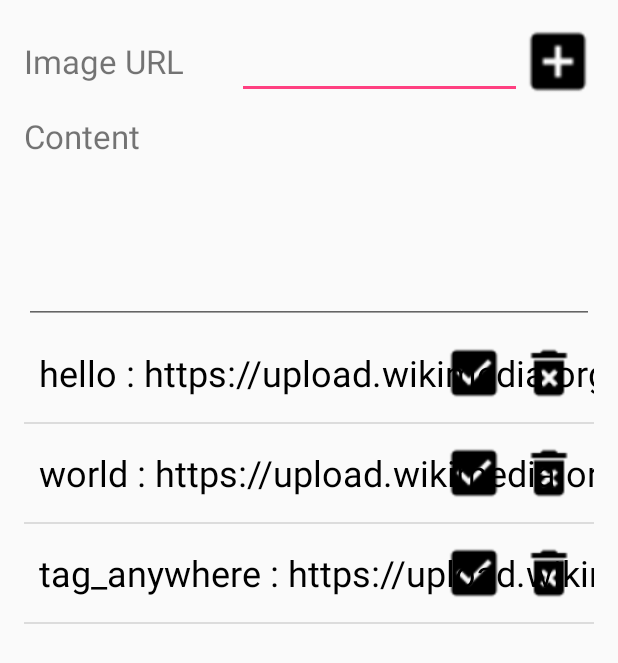
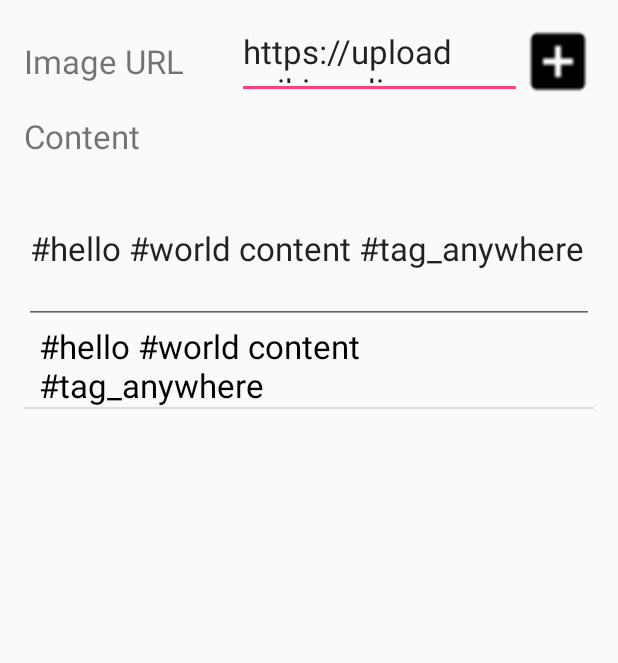
Before and after one commit to hayoungc/CS543_PubSubImage, an Android app: the PubActivity screen opened directly, with no data from a screen before it, after a tap on an icon or button, on a phone screen of 412 x 824 dp. Shown: the top 663 px of the screen. Run offline under Robolectric (Android 15) with nearby library versions, the phone set to English and light mode, and no system bars; libraries missing offline, so code that uses them is left out: org.eclipse.paho; 5 statements that could not run were skipped.

Commit message:
1) able to manage Subscription (activation, delete) 2) supporting long text in listview item 3) neat view of published contents

```diff
--- a/app/src/main/java/com/example/jaewonkim/pubsubimage/ListViewAdapter.java
+++ b/app/src/main/java/com/example/jaewonkim/pubsubimage/ListViewAdapter.java
@@ -12,6 +12,11 @@ import android.widget.Button;
 import android.widget.ImageView;
 import android.widget.TextView;
 
+import org.eclipse.paho.android.service.MqttAndroidClient;
+import org.eclipse.paho.client.mqttv3.IMqttActionListener;
+import org.eclipse.paho.client.mqttv3.IMqttToken;
+import org.eclipse.paho.client.mqttv3.MqttException;
+
 import java.util.ArrayList;
 
 /**
@@ -21,6 +26,20 @@ public class ListViewAdapter  extends BaseAdapter {
 
     private ArrayList<ListViewItem> listViewItemList = new ArrayList<ListViewItem>();
     private static final long serialVersionUID = 1L;
+
+    private int viewType = 0;
+
+    public static final int LISTVIEW_TYPE_SUBSCRIBE = 0;
+    public static final int LISTVIEW_TYPE_PUBLISH = 1;
+
+    public ListViewAdapter() {
+        this(LISTVIEW_TYPE_SUBSCRIBE);
+    }
+
+    public ListViewAdapter(int listviewType) {
+        viewType = listviewType;
+    }
+
 
     @Override
     public int getCount() {
@@ -49,15 +68,20 @@ public class ListViewAdapter  extends BaseAdapter {
 
         final TextView titleTextView = (TextView) convertView.findViewById(R.id.TopicName) ;
         final Button TopicActivation = (Button) convertView.findViewById(R.id.TopicActivation);
-        Button TopicUnsubsc = (Button) convertView.findViewById(R.id.TopicUnsubsc);
+        final Button TopicUnsubsc = (Button) convertView.findViewById(R.id.TopicUnsubsc);
 
         // Data Set(listViewItemList)에서 position에 위치한 데이터 참조 획득
         final ListViewItem listViewItem = listViewItemList.get(position);
-        titleTextView.setSingleLine(true);
+        //titleTextView.setSingleLine(true);
 
         // 아이템 내 각 위젯에 데이터 반영
         titleTextView.setText(listViewItem.getTopicName());
-        if(listViewItem.isTopicActivation())
+
+        if (viewType == LISTVIEW_TYPE_PUBLISH) {
+            TopicActivation.setVisibility(View.INVISIBLE);
+            TopicUnsubsc.setVisibility(View.INVISIBLE);
+        } else {
+            if (listViewItem.isTopicActivation())
                 TopicActivation.setBackgroundResource(R.drawable.subsc_state);
             else
                 TopicActivation.setBackgroundResource(R.drawable.unsubsc_state);
@@ -65,14 +89,15 @@ public class ListViewAdapter  extends BaseAdapter {
             TopicActivation.setOnClickListener(new Button.OnClickListener() {
                 @Override
                 public void onClick(View v) {
-                if(listViewItem.isTopicActivation()) {
+                    if (listViewItem.isTopicActivation()) {
                         listViewItem.setTopicActivation(false);
+                        deactivateSubscription(listViewItem.getTopicName());
                         titleTextView.setPaintFlags(titleTextView.getPaintFlags() | Paint.STRIKE_THRU_TEXT_FLAG);
                         titleTextView.setTextColor(Color.GRAY);
                         TopicActivation.setBackgroundResource(R.drawable.unsubsc_state);
-                }
-                else {
+                    } else {
                         listViewItem.setTopicActivation(true);
+                        activateSubscription(listViewItem.getTopicName());
                         titleTextView.setPaintFlags(titleTextView.getPaintFlags() ^ Paint.STRIKE_THRU_TEXT_FLAG);
                         titleTextView.setTextColor(Color.BLACK);
                         TopicActivation.setBackgroundResource(R.drawable.subsc_state);
@@ -83,10 +108,12 @@ public class ListViewAdapter  extends BaseAdapter {
             TopicUnsubsc.setOnClickListener(new Button.OnClickListener() {
                 @Override
                 public void onClick(View v) {
+                    deactivateSubscription(listViewItem.getTopicName());
                     listViewItemList.remove(pos);
                     notifyDataSetChanged();
                 }
             });
+        }
 
         return convertView;
     }
@@ -99,6 +126,46 @@ public class ListViewAdapter  extends BaseAdapter {
         listViewItemList.add(item);
     }
 
+    private void activateSubscription(String topicName) {
+        try {
+            MqttAndroidClient mqttAndroidClient = MqttClientManager.getMqttClient();
+            mqttAndroidClient.subscribe(topicName, 0, null, new IMqttActionListener() {
+                @Override
+                public void onSuccess(IMqttToken asyncActionToken) {
+                    System.out.println("LOG: Subscribed");
+                }
+
+                @Override
+                public void onFailure(IMqttToken asyncActionToken, Throwable exception) {
+                    System.out.println("LOG: Failed to subscribe!");
+                }
+            });
+        } catch (MqttException ex){
+            System.err.println("Exception whilst subscribing");
+            ex.printStackTrace();
+        }
+    }
+
+    private void deactivateSubscription(String topicName) {
+        try {
+            MqttAndroidClient mqttAndroidClient = MqttClientManager.getMqttClient();
+            mqttAndroidClient.unsubscribe(topicName, null, new IMqttActionListener() {
+                @Override
+                public void onSuccess(IMqttToken asyncActionToken) {
+                    System.out.println("LOG: Unubscribed");
+                }
+
+                @Override
+                public void onFailure(IMqttToken asyncActionToken, Throwable exception) {
+                    System.out.println("LOG: Failed to unsubscribe!");
+                }
+            });
+        } catch (MqttException ex){
+            System.err.println("Exception while unsubscribing");
+            ex.printStackTrace();
+        }
+    }
+
     public void clear_list() {
         listViewItemList.clear();
     }
--- a/app/src/main/java/com/example/jaewonkim/pubsubimage/PubActivity.java
+++ b/app/src/main/java/com/example/jaewonkim/pubsubimage/PubActivity.java
@@ -21,6 +21,9 @@ public class PubActivity extends Activity {
     EditText ImgURL;
     EditText ContentText;
 
+    final String defaultURL = "https://upload.wikimedia.org/wikipedia/commons/thumb/2/2f/Google_2015_logo.svg/200px-Google_2015_logo.svg.png";
+    final String defaultContent = "#hello #world content #tag_anywhere";
+
     private MqttAndroidClient mMqttClient;
 
     @Override
@@ -30,15 +33,15 @@ public class PubActivity extends Activity {
 
         Intent intent = getIntent();
 
-        adapter = new ListViewAdapter();
+        adapter = new ListViewAdapter(ListViewAdapter.LISTVIEW_TYPE_PUBLISH);
         listView = (ListView)findViewById(R.id.pubList);
         listView.setAdapter(adapter);
 
         ImgURL = (EditText)findViewById(R.id.ImgURL);
         ContentText = (EditText)findViewById(R.id.ContentText);
 
-        ImgURL.setText("https://upload.wikimedia.org/wikipedia/commons/thumb/2/2f/Google_2015_logo.svg/200px-Google_2015_logo.svg.png");
-        ContentText.setText("#hello #world content #tag_anywhere");
+        ImgURL.setText(defaultURL);
+        ContentText.setText(defaultContent);
 
     }
 
@@ -64,9 +67,9 @@ public class PubActivity extends Activity {
                     System.out.println("LOG: Publish failed because connection is lost");
                     break;
                 }
+            }
 
-                adapter.addItem(curTag + " : " + urlName);
-            }
+            adapter.addItem(content);
         } catch (MqttException e) {
             System.err.println("Error Publishing: " + e.getMessage());
             e.printStackTrace();
@@ -78,7 +81,7 @@ public class PubActivity extends Activity {
                 adapter.notifyDataSetChanged();
             }
         });
-        ImgURL.setText("");
-        ContentText.setText("");
+        ImgURL.setText(defaultURL);
+        ContentText.setText(defaultContent);
     }
 }
--- a/app/src/main/java/com/example/jaewonkim/pubsubimage/SubActivity.java
+++ b/app/src/main/java/com/example/jaewonkim/pubsubimage/SubActivity.java
@@ -4,6 +4,7 @@ package com.example.jaewonkim.pubsubimage;
 import android.app.Activity;
 import android.os.Bundle;
 import android.view.View;
+import android.widget.BaseAdapter;
 import android.widget.EditText;
 import android.widget.ListView;
 import org.eclipse.paho.android.service.MqttAndroidClient;
@@ -30,8 +31,6 @@ public class SubActivity extends Activity{
 //        adapter.addItem("Topic A");
 //        adapter.addItem("Topic B");
 //        adapter.addItem("Topic C");
-
-
     }
 
     public void addSubscTopic(View v) {
--- a/app/src/main/res/layout/listview_item.xml
+++ b/app/src/main/res/layout/listview_item.xml
@@ -2,34 +2,50 @@
 <RelativeLayout xmlns:android="http://schemas.android.com/apk/res/android"
     android:orientation="horizontal"
     android:layout_width="match_parent"
-    android:layout_height="65dp">
+    android:layout_height="wrap_content">
+
+        <RelativeLayout
+            android:layout_width="match_parent"
+            android:layout_height="wrap_content">
+
+                <LinearLayout
+                    android:id="@+id/message_container"
+                    android:layout_width="match_parent"
+                    android:layout_height="wrap_content">
 
                         <TextView
                             android:layout_width="wrap_content"
-            android:layout_height="match_parent"
+                            android:layout_height="wrap_content"
                             android:text="New Text"
                             android:id="@+id/TopicName"
-            android:textSize="24dp"
+                            android:textSize="10pt"
                             android:textColor="#000000"
                             android:gravity="center_vertical"
+                            android:paddingRight="100dp"
                             android:layout_marginLeft="10dp" />
+                </LinearLayout>
 
                 <Button
-            android:layout_width="40dp"
-            android:layout_height="40dp"
+                    android:layout_width="30dp"
+                    android:layout_height="30dp"
                     android:id="@+id/TopicActivation"
                     android:background="@drawable/subsc_state"
-            android:layout_alignTop="@+id/TopicUnsubsc"
-            android:layout_toStartOf="@+id/TopicUnsubsc"
+                    android:layout_alignTop="@+id/message_container"
+                    android:layout_toRightOf="@+id/message_container"
+                    android:gravity="right"
+                    android:layout_marginLeft="-80dp"
                     android:layout_marginRight="10dp" />
 
                 <Button
-            android:layout_width="40dp"
-            android:layout_height="40dp"
+                    android:layout_width="30dp"
+                    android:layout_height="30dp"
                     android:id="@+id/TopicUnsubsc"
                     android:background="@drawable/delete_topic"
-            android:layout_centerVertical="true"
+                    android:layout_alignTop="@+id/message_container"
+                    android:layout_toRightOf="@+id/TopicActivation"
+                    android:gravity="right"
                     android:layout_alignParentEnd="true"
                     android:layout_marginRight="10dp" />
+        </RelativeLayout>
 
 </RelativeLayout>
```
Lines whose indentation alone changed are shown as unchanged.
